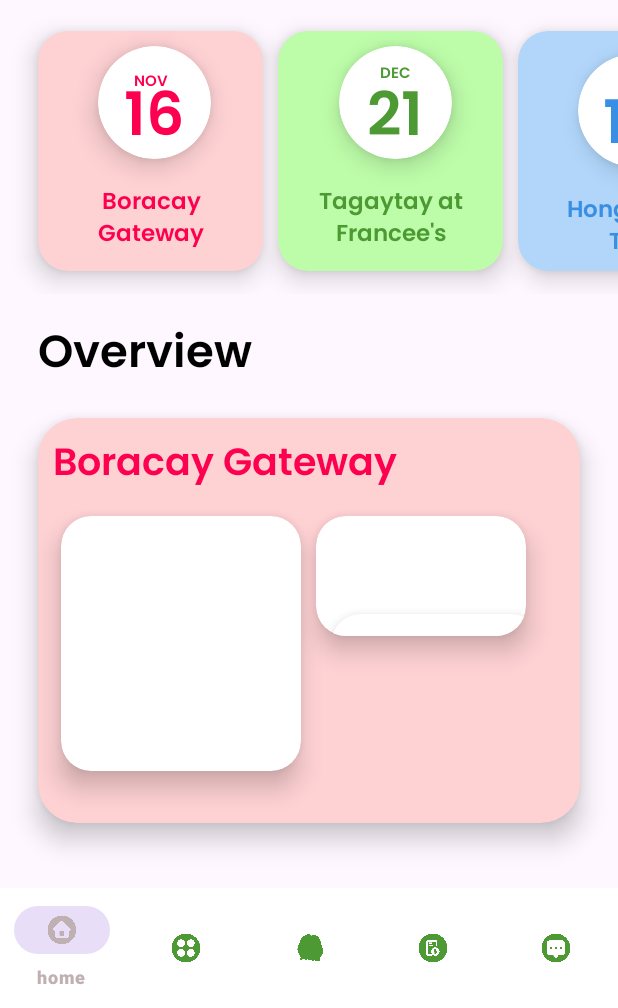
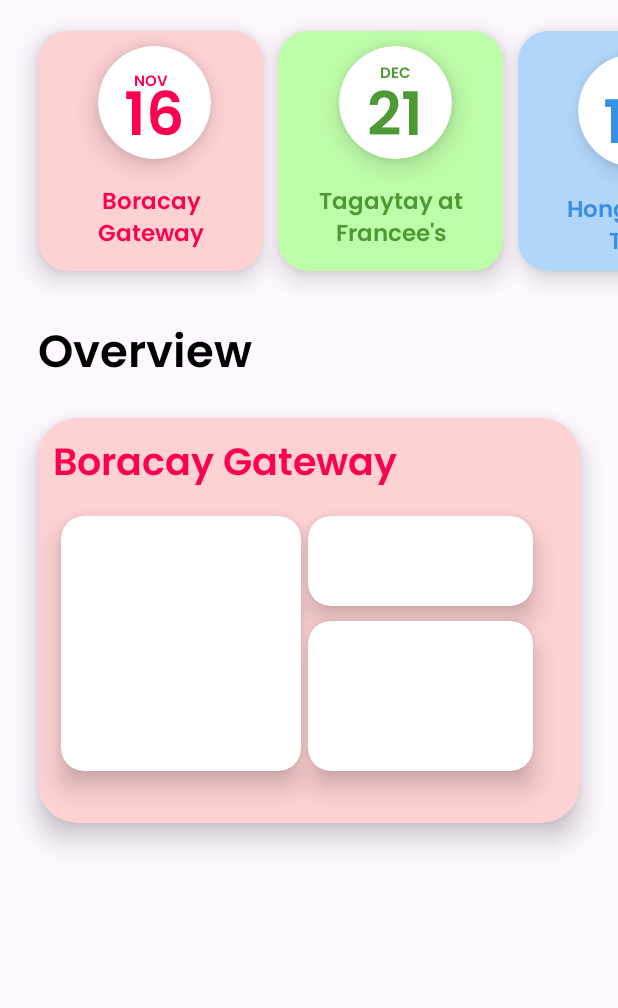
Before and after one commit to jowanaaa/Home-Page, an Android app: the screen it shows after launch (MainActivity), on a phone screen of 412 x 824 dp, the part 228-1236 px from its top. Run offline under Robolectric (Android 15) with nearby library versions, the phone set to English and light mode, and no system bars.

Commit message:
latest commit

```diff
--- a/app/build.gradle.kts
+++ b/app/build.gradle.kts
@@ -30,6 +30,14 @@ android {
 
 dependencies {
 
+    constraints {
+        implementation("org.jetbrains.kotlin:kotlin-stdlib-jdk7:1.8.0") {
+            because("kotlin-stdlib-jdk7 is now a part of kotlin-stdlib")
+        }
+        implementation("org.jetbrains.kotlin:kotlin-stdlib-jdk8:1.8.0") {
+            because("kotlin-stdlib-jdk8 is now a part of kotlin-stdlib")
+        }
+    }
     implementation("androidx.appcompat:appcompat:1.6.1")
     implementation("com.google.android.material:material:1.9.0")
     implementation("androidx.constraintlayout:constraintlayout:2.1.4")
--- a/app/src/main/res/layout/activity_main.xml
+++ b/app/src/main/res/layout/activity_main.xml
@@ -407,69 +407,50 @@
             android:layout_width="match_parent"
             android:layout_height="match_parent">
 
+            <TextView
+                android:layout_width="310dp"
+                android:layout_height="wrap_content"
+                android:layout_margin="10dp"
+                android:fontFamily="@font/poppins_semibold"
+                android:text="Boracay Gateway"
+                android:textColor="@color/pink"
+                android:textSize="25sp">
+
+            </TextView>
+        </LinearLayout>
+
             <androidx.cardview.widget.CardView
                 android:layout_width="160dp"
                 android:layout_height="170dp"
                 android:layout_marginLeft="15dp"
                 android:layout_marginTop="65dp"
-                app:cardCornerRadius="20dp"
+                app:cardCornerRadius="15dp"
                 app:cardElevation="10dp">
 
             </androidx.cardview.widget.CardView>
 
             <androidx.cardview.widget.CardView
-                android:layout_width="140dp"
-                android:layout_height="80dp"
-                android:layout_marginLeft="10dp"
+                android:layout_width="150dp"
+                android:layout_height="60dp"
+                android:layout_marginLeft="180dp"
+                android:layout_marginTop="65dp"
                 android:layout_marginRight="15dp"
-                android:layout_marginTop="65dp"
-                app:cardCornerRadius="20dp"
+                app:cardCornerRadius="15dp"
                 app:cardElevation="10dp">
-
-                <androidx.cardview.widget.CardView
-                    android:layout_width="140dp"
-                    android:layout_height="80dp"
-                    android:layout_marginLeft="10dp"
-                    android:layout_marginRight="15dp"
-                    android:layout_marginTop="65dp"
-                    app:cardCornerRadius="20dp"
-                    app:cardElevation="10dp">
-
-                </androidx.cardview.widget.CardView>
 
             </androidx.cardview.widget.CardView>
 
-        </LinearLayout>
+            <androidx.cardview.widget.CardView
+                android:layout_width="150dp"
+                android:layout_height="100dp"
+                android:layout_marginLeft="180dp"
+                android:layout_marginTop="135dp"
+                app:cardCornerRadius="15dp"
+                app:cardElevation="10dp">
 
-        <TextView
-            android:layout_width="310dp"
-            android:layout_height="wrap_content"
-            android:layout_margin="10dp"
-            android:fontFamily="@font/poppins_semibold"
-            android:text="Boracay Gateway"
-            android:textColor="@color/pink"
-            android:textSize="25sp">
+            </androidx.cardview.widget.CardView>
 
-        </TextView>
-
-    </androidx.cardview.widget.CardView>
+            </androidx.cardview.widget.CardView>
 
 
-    <androidx.constraintlayout.widget.ConstraintLayout
-        android:layout_width="match_parent"
-        android:layout_height="match_parent">
-
-        <com.google.android.material.bottomnavigation.BottomNavigationView
-            android:layout_width="match_parent"
-            android:layout_height="wrap_content"
-            android:background="@color/white"
-            app:layout_constraintBottom_toBottomOf="parent"
-            app:layout_constraintEnd_toEndOf="parent"
-            app:layout_constraintStart_toStartOf="parent"
-            app:menu="@menu/bottom_nav_menu"
-            app:itemTextColor="@drawable/icon_tint_selector"
-            app:itemIconTint="@drawable/icon_tint_selector"
-            />
-    </androidx.constraintlayout.widget.ConstraintLayout>
-
 </LinearLayout>
```
